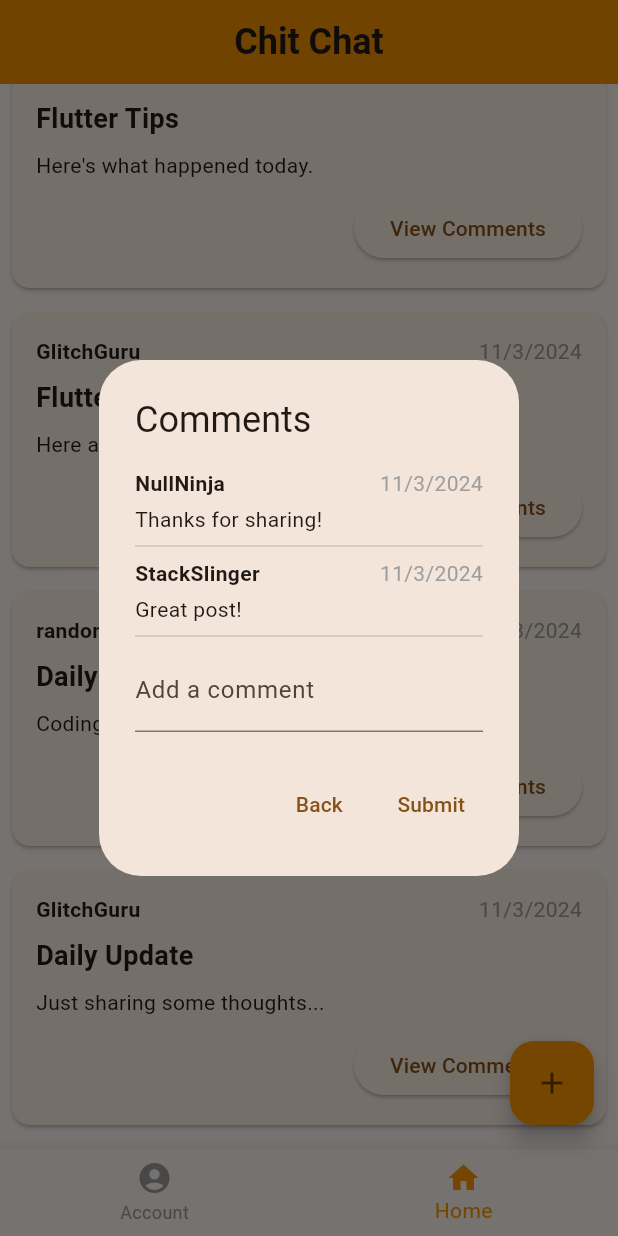
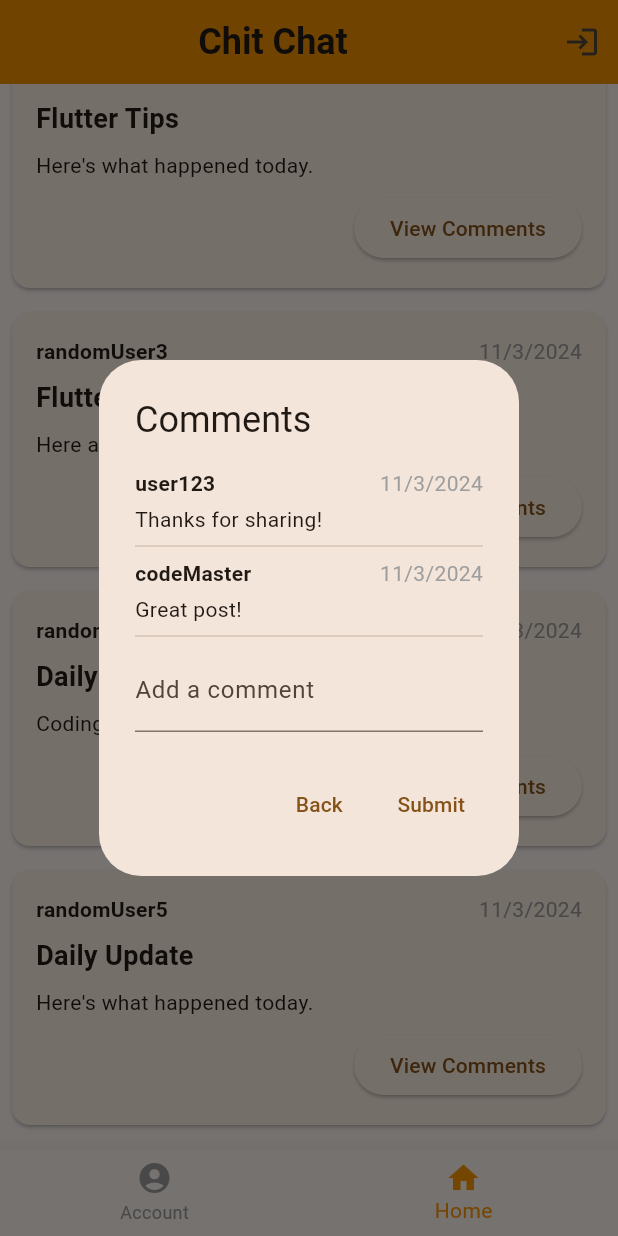
Before and after one commit to usd-cs/COMP-491-24-25-Eversun-intro-project, a Flutter app: the screen it shows after launch, scrolled down 236 dp, after a tap on "View Comments", on a phone screen of 412 x 824 dp. Run offline on Flutter 3.47's test engine with Material 3 defaults, Android fonts, the phone set to English and light mode, and no system bars.

Commit message:
Updated user and admin functionality

```diff
--- a/chitchat_app/lib/main.dart
+++ b/chitchat_app/lib/main.dart
@@ -34,6 +34,8 @@
 
 class _MainPageState extends State<MainPage> {
   int _selectedIndex = 1; // Tracks the selected navigation index.
+  bool isLoggedIn = false;
+  bool isAdmin = false;
 
   // List of pages for navigation.
   static const List<Widget> _pages = <Widget>[
@@ -50,6 +52,8 @@
 
   /// Displays a dialog to create a new post with a title and content.
   void _showCreatePostDialog() {
+    if (!isLoggedIn) return; // Only allow post creation if logged in
+
     showDialog(
       context: context,
       builder: (BuildContext context) {
@@ -90,6 +94,7 @@
                   AccountPage.recentPosts.add({
                     'title': titleController.text,
                     'content': contentController.text,
+                    'username': 'user123',
                     'comments': _generateRandomComments(),
                   });
                   Navigator.of(context).pop();
@@ -151,6 +156,18 @@
           ),
         ),
         backgroundColor: Colors.orange,
+        actions: [
+          if (isLoggedIn)
+            IconButton(
+              icon: Icon(Icons.logout),
+              onPressed: _logout,
+            )
+          else
+            IconButton(
+              icon: Icon(Icons.login),
+              onPressed: _showLoginDialog,
+            ),
+        ],
       ),
       body: _pages[_selectedIndex], // Displays the current page.
       bottomNavigationBar: BottomNavigationBar(
@@ -169,12 +186,77 @@
         unselectedItemColor: Colors.grey,
         onTap: _onItemTapped,
       ),
-      floatingActionButton: FloatingActionButton(
-        onPressed: _showCreatePostDialog,
-        child: Icon(Icons.add),
-        backgroundColor: Colors.orange,
-      ),
+      floatingActionButton: isLoggedIn
+          ? FloatingActionButton(
+              onPressed: _showCreatePostDialog,
+              child: Icon(Icons.add),
+              backgroundColor: Colors.orange,
+            )
+          : null,
     );
+  }
+
+  void _showLoginDialog() {
+    showDialog(
+      context: context,
+      builder: (BuildContext context) {
+        TextEditingController usernameController = TextEditingController();
+        TextEditingController passwordController = TextEditingController();
+        return AlertDialog(
+          title: Text('Login'),
+          content: Column(
+            mainAxisSize: MainAxisSize.min,
+            children: [
+              TextField(
+                controller: usernameController,
+                decoration: InputDecoration(labelText: 'Username'),
+              ),
+              SizedBox(height: 8),
+              TextField(
+                controller: passwordController,
+                decoration: InputDecoration(labelText: 'Password'),
+                obscureText: true,
+              ),
+            ],
+          ),
+          actions: <Widget>[
+            TextButton(
+              child: Text('Cancel'),
+              onPressed: () {
+                Navigator.of(context).pop();
+              },
+            ),
+            TextButton(
+              child: Text('Login'),
+              onPressed: () {
+                String username = usernameController.text;
+                String password = passwordController.text;
+                if ((username == 'admin' && password == 'adminpass') ||
+                    (username == 'user' && password == 'userpass')) {
+                  setState(() {
+                    isLoggedIn = true;
+                    isAdmin = username == 'admin';
+                  });
+                  Navigator.of(context).pop();
+                } else {
+                  // Show error message
+                  ScaffoldMessenger.of(context).showSnackBar(
+                    SnackBar(content: Text('Invalid credentials')),
+                  );
+                }
+              },
+            ),
+          ],
+        );
+      },
+    );
+  }
+
+  void _logout() {
+    setState(() {
+      isLoggedIn = false;
+      isAdmin = false;
+    });
   }
 }
 
@@ -241,6 +323,7 @@
           content: post['content'],
           username: post['username'],
           comments: post['comments'],
+          isAdmin: (context.findAncestorStateOfType<_MainPageState>()?.isAdmin ?? false),
         );
       },
     );
@@ -251,9 +334,10 @@
     final random = Random();
     final List<String> usernames = [
       "randomUser1",
-      "FirewallFox",
-      "GlitchGuru",
-      "TerminalTitan",
+      "randomUser2",
+      "randomUser3",
+      "randomUser4",
+      "randomUser5",
     ];
     final List<String> randomTitles = [
       "Random Thoughts",
@@ -292,11 +376,11 @@
   List<Map<String, String>> _generateRandomComments() {
     final random = Random();
     final List<String> usernames = [
-      "NullNinja",
+      "user123",
       "flutterFan",
       "devGuru",
-      "StackSlinger",
-      "JavaJunkie",
+      "codeMaster",
+      "techSavvy",
     ];
     final List<String> randomComments = [
       "I totally agree!",
@@ -333,9 +417,10 @@
   final String? content;
   final String? username;
   final List<Map<String, String>>? comments;
+  final bool isAdmin;
   final Random random = Random();
 
-  PostCard({this.title, this.content, this.username, this.comments});
+  PostCard({this.title, this.content, this.username, this.comments, this.isAdmin = false});
 
   @override
   Widget build(BuildContext context) {
@@ -376,6 +461,20 @@
                 child: Text('View Comments'),
               ),
             ),
+            if (isAdmin)
+              Align(
+                alignment: Alignment.centerRight,
+                child: TextButton(
+                  onPressed: () {
+                    // Delete post logic
+                    AccountPage.recentPosts.removeWhere((post) => post['title'] == title);
+                    ScaffoldMessenger.of(context).showSnackBar(
+                      SnackBar(content: Text('Post deleted')),
+                    );
+                  },
+                  child: Text('Delete Post', style: TextStyle(color: Colors.red)),
+                ),
+              ),
           ],
         ),
       ),
@@ -420,6 +519,21 @@
                       ),
                       SizedBox(height: 4),
                       Text(comment['content']!),
+                      if (isAdmin)
+                        Align(
+                          alignment: Alignment.centerRight,
+                          child: TextButton(
+                            onPressed: () {
+                              // Delete comment logic
+                              comments?.remove(comment);
+                              Navigator.of(context).pop();
+                              ScaffoldMessenger.of(context).showSnackBar(
+                                SnackBar(content: Text('Comment deleted')),
+                              );
+                            },
+                            child: Text('Delete Comment', style: TextStyle(color: Colors.red)),
+                          ),
+                        ),
                       Divider(),
                     ],
                   )),
```
